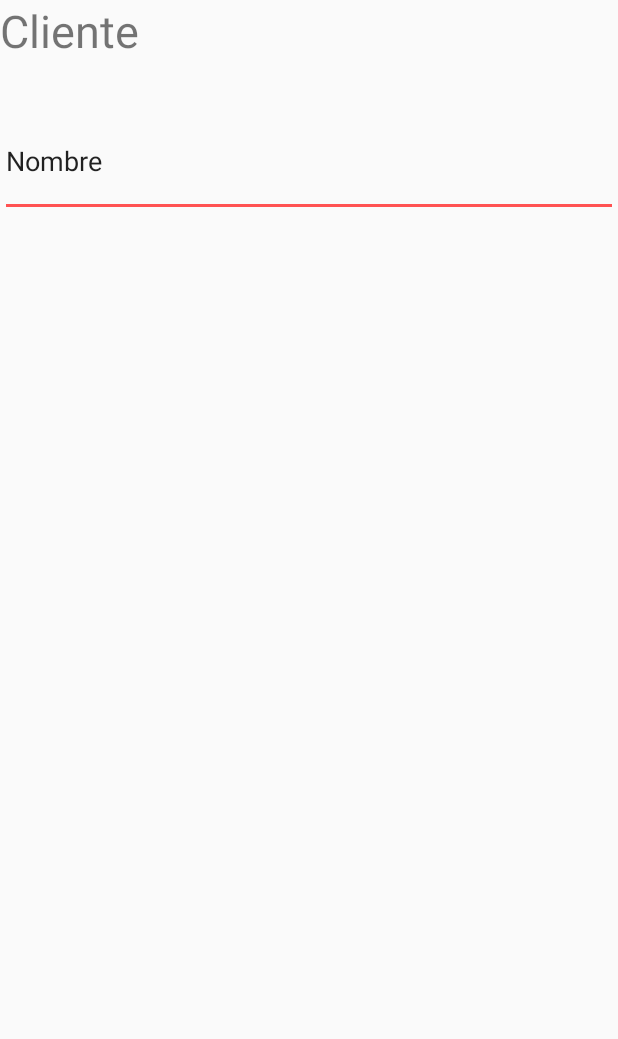
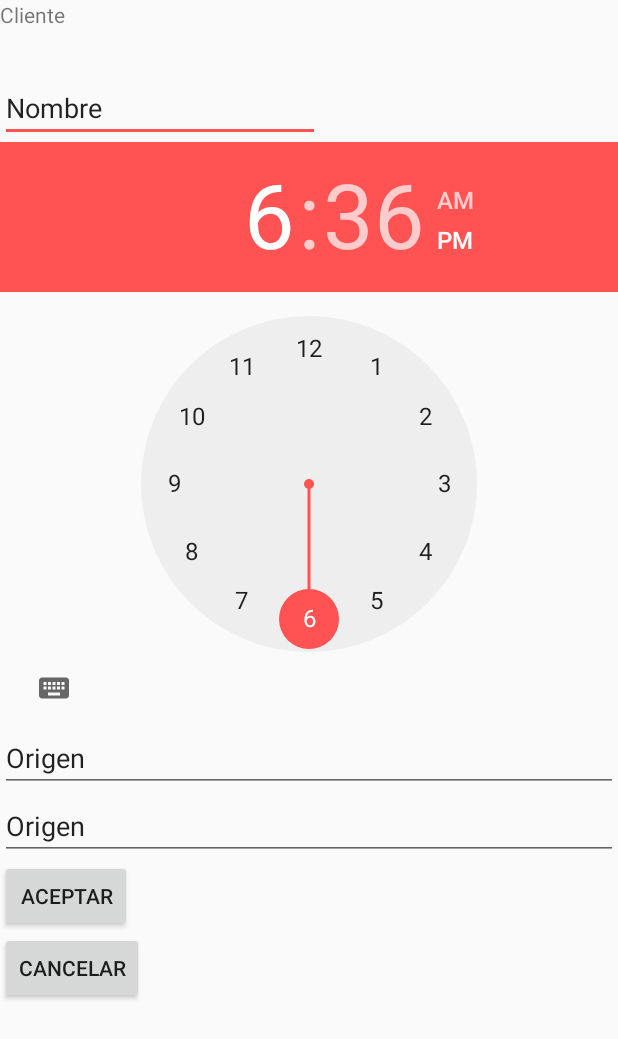
Before and after one commit to Angel-Lara/ConcursoMovil8, an Android app: the fragment Fragment2 shown on its own in the app's theme, on a phone screen of 412 x 824 dp. Shown: the top 1039 px of the screen. Run offline under Robolectric (Android 15) with nearby library versions, the phone set to English and light mode, and no system bars.

Commit message:
Segunda vista

```diff
--- a/app/src/main/res/layout/fragment_fragment2.xml
+++ b/app/src/main/res/layout/fragment_fragment2.xml
@@ -3,28 +3,64 @@
     android:layout_height="match_parent"
     tools:context="mx.edu.itchetumal.concursomovil8.Fragment1">
 
+    <RelativeLayout
+        android:layout_width="match_parent"
+        android:layout_height="match_parent">
+
+        <ScrollView
+            android:layout_width="wrap_content"
+            android:layout_height="wrap_content"
+            android:id="@+id/scrollView2" >
+
             <LinearLayout
                 android:orientation="vertical"
                 android:layout_width="match_parent"
-        android:layout_height="match_parent"
-        android:layout_gravity="left|top"
-        android:weightSum="1">
+                android:layout_height="match_parent">
 
                 <TextView
-            android:layout_width="400dp"
+                    android:layout_width="386dp"
+                    android:layout_height="49dp"
+                    android:text="Cliente"
+                    android:id="@+id/numeroCliente" />
+
+                <EditText
+                    android:layout_width="wrap_content"
                     android:layout_height="wrap_content"
-            android:text="Cliente"
-            android:id="@+id/numeroCliente"
-            android:layout_weight="0.04"
-            android:textSize="30dp" />
+                    android:inputType="textPersonName"
+                    android:text="Nombre"
+                    android:ems="10"
+                    android:id="@+id/nombre" />
+
+                <TimePicker
+                    android:layout_width="wrap_content"
+                    android:layout_height="wrap_content"
+                    android:id="@+id/timePicker2" />
 
                 <EditText
                     android:layout_width="match_parent"
                     android:layout_height="wrap_content"
-            android:id="@+id/nombre"
-            android:layout_weight="0.04"
-            android:text="@string/nombre"
-            android:inputType="none" />
+                    android:id="@+id/origen"
+                    android:text="Origen" />
 
+                <EditText
+                    android:layout_width="match_parent"
+                    android:layout_height="wrap_content"
+                    android:id="@+id/destino"
+                    android:text="Origen" />
+
+                <Button
+                    android:layout_width="wrap_content"
+                    android:layout_height="wrap_content"
+                    android:text="Aceptar"
+                    android:id="@+id/aceptar" />
+
+                <Button
+                    android:layout_width="wrap_content"
+                    android:layout_height="wrap_content"
+                    android:text="Cancelar"
+                    android:id="@+id/cancelar" />
             </LinearLayout>
+        </ScrollView>
+    </RelativeLayout>
+
 </FrameLayout>
```
Lines whose indentation alone changed are shown as unchanged.
